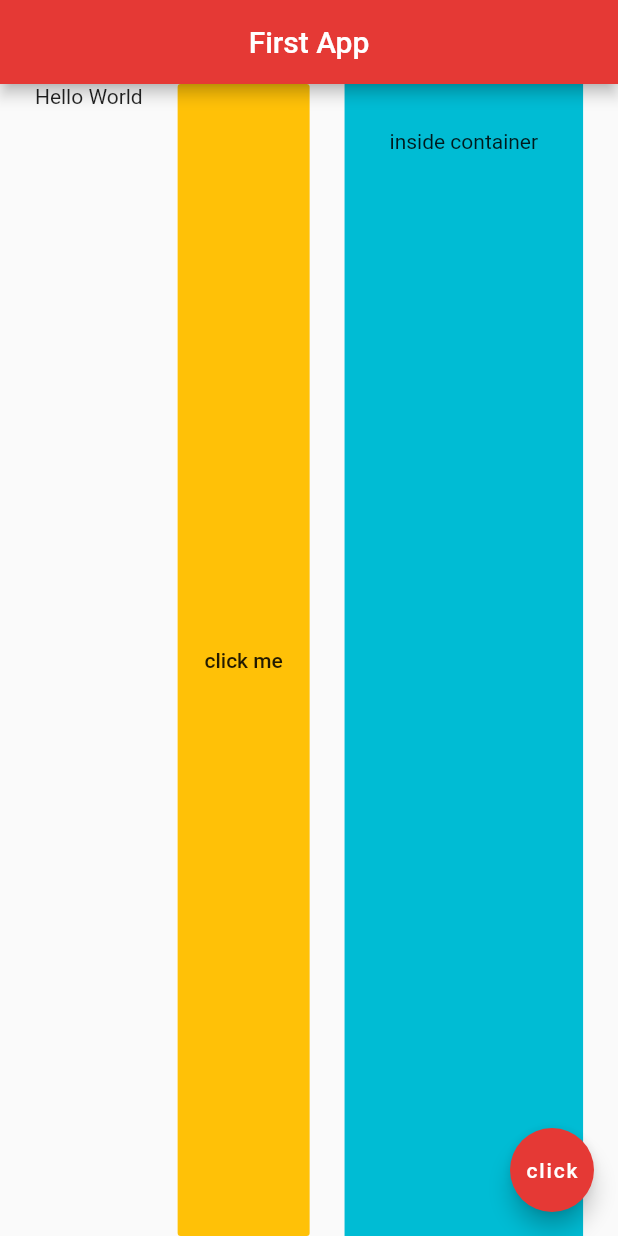
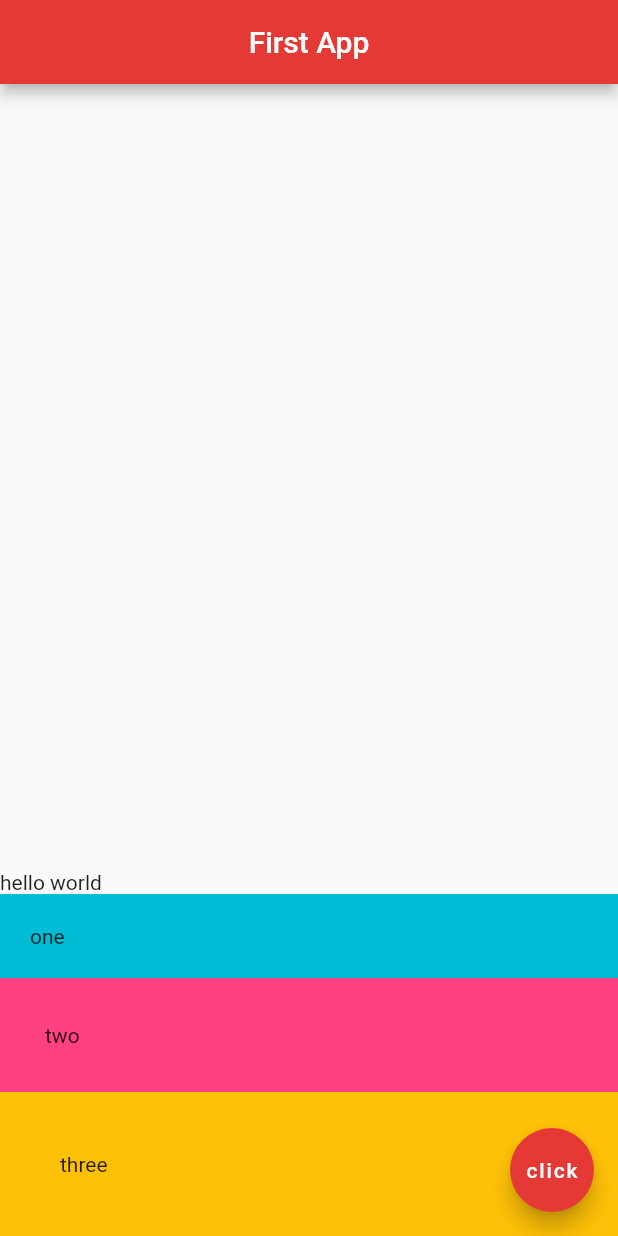
Before and after one commit to tGitm/flutter_course, a Flutter app: the screen it shows after launch, on a phone screen of 412 x 824 dp. Run offline on Flutter 3.47's test engine with Material 2 defaults, Android fonts, the phone set to English and light mode, and no system bars.

Commit message:
Columns with more items

```diff
--- a/lib/main.dart
+++ b/lib/main.dart
@@ -14,21 +14,31 @@ class Home extends StatelessWidget {
         centerTitle: true,
         backgroundColor: Colors.red[600],
       ),
-      body: Row(
-        mainAxisAlignment: MainAxisAlignment.spaceEvenly,
+      body: Column(
+        mainAxisAlignment: MainAxisAlignment.end,
         crossAxisAlignment: CrossAxisAlignment.stretch,
         children: [
-          Text('Hello World'),
-          FlatButton(
-              onPressed: (){},
-              color: Colors.amber,
-              child: Text('click me')
+          Row(
+            children: [
+              Text('hello'),
+              Text(' world'),
+            ],
           ),
           Container(
-              color: Colors.cyan,
+            padding: EdgeInsets.all(20.0),
+            color: Colors.cyan,
+            child: Text('one'),
+          ),
+          Container(
             padding: EdgeInsets.all(30.0),
-            child: Text('inside container'),
+            color: Colors.pinkAccent,
+            child: Text('two'),
           ),
+          Container(
+            padding: EdgeInsets.all(40.0),
+            color: Colors.amber,
+            child: Text('three'),
+          )
         ],
       ),
       floatingActionButton: FloatingActionButton(
```
